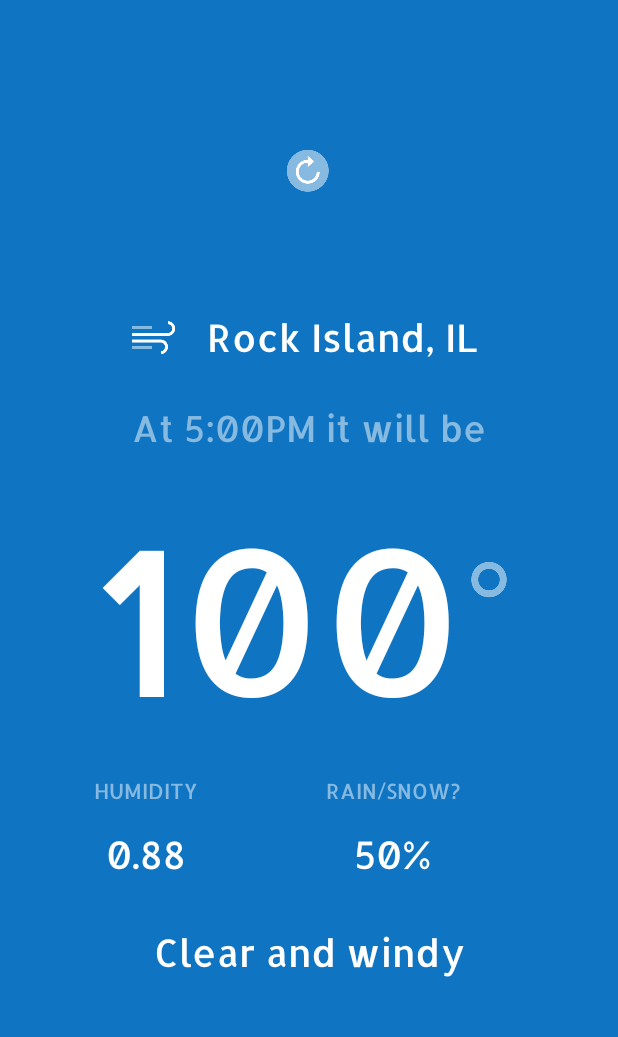
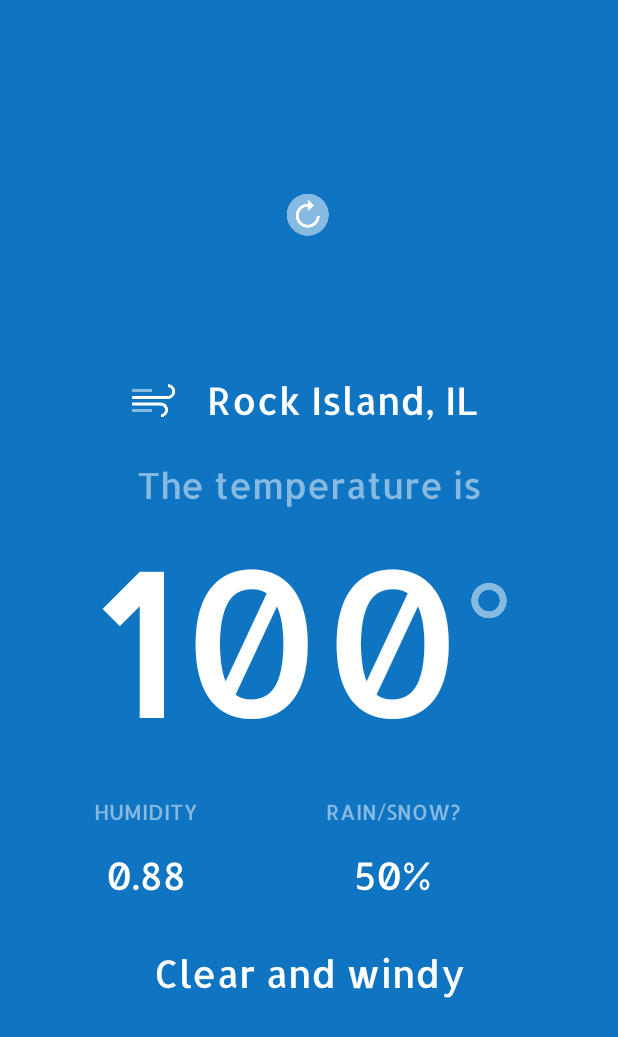
Before and after one commit to jsfarley/Forecast, an Android app: the screen it shows after launch (MainActivity), on a phone screen of 412 x 824 dp. Shown: the top 1037 px of the screen. Run offline under Robolectric (Android 15) with nearby library versions, the phone set to English and light mode, and no system bars; our stand-ins replace data binding.

Commit message:
data binding, CurrentWeather created to bind data from api to UI

```diff
--- a/app/build.gradle
+++ b/app/build.gradle
@@ -16,7 +16,11 @@ android {
             proguardFiles getDefaultProguardFile('proguard-android-optimize.txt'), 'proguard-rules.pro'
         }
     }
+    dataBinding{
+        enabled=true;
+    }
 }
+
 
 dependencies {
     implementation fileTree(dir: 'libs', include: ['*.jar'])
--- a/app/src/main/java/com/jsfarley/forecast/MainActivity.java
+++ b/app/src/main/java/com/jsfarley/forecast/MainActivity.java
@@ -1,12 +1,18 @@
 package com.jsfarley.forecast;
 
 import android.content.Context;
+import android.graphics.drawable.Drawable;
 import android.net.ConnectivityManager;
 import android.net.NetworkInfo;
 import android.support.v7.app.AppCompatActivity;
+import android.databinding.DataBindingUtil;
 import android.os.Bundle;
 import android.util.Log;
+import android.widget.ImageView;
 import android.widget.Toast;
+
+
+import com.jsfarley.forecast.databinding.ActivityMainBinding;
 
 import org.jetbrains.annotations.NotNull;
 import org.json.JSONException;
@@ -25,16 +31,27 @@ public class MainActivity extends AppCompatActivity {
 	public static final String TAG = MainActivity.class.getSimpleName();
 
 	private CurrentWeather currentWeather;
+	private ImageView iconImageView;
+	final double latitude = 41.5236;
+	final double longitude = -90.5776;
 
 	@Override
 	protected void onCreate(Bundle savedInstanceState) {
 		super.onCreate(savedInstanceState);
-		setContentView(R.layout.activity_main);
+
+		getForecast(latitude, longitude);
+	}
+
+	private void getForecast(double latitude, double longitude){
+		final ActivityMainBinding binding = DataBindingUtil.setContentView(MainActivity.this,
+				R.layout.activity_main);
 
 		String apiKey = "bf0b68ba54650be9dd914dc48c709de2";
-		double latitude = 41.5236;
-		double longitude = -90.5776;
+		//double latitude = 41.5236;
+		//double longitude = -90.5776;
 		String forecastURL = "https://api.darksky.net/forecast/"+apiKey+ "/"+latitude+","+longitude;
+
+		iconImageView = findViewById(R.id.iconImageView);
 
 		if(isNetworkAvailable()) {
 
@@ -56,6 +73,27 @@ public class MainActivity extends AppCompatActivity {
 						if (response.isSuccessful()) {
 							currentWeather = getCurrentDetails(jsonData);
 
+							final CurrentWeather displayWeather = new CurrentWeather(
+									currentWeather.getLocationValue(),
+									currentWeather.getSummary(),
+									currentWeather.getTimeZone(),
+									currentWeather.getTemperature(),
+									currentWeather.getHumidity(),
+									currentWeather.getPrecipChance(),
+									currentWeather.getIcon(),
+									currentWeather.getLowTemp(),
+									currentWeather.getApparentTemp()
+
+							);
+							binding.setWeather(displayWeather);
+							runOnUiThread(new Runnable() {
+								@Override
+								public void run() {
+									Drawable drawable = (Drawable) getResources().getDrawable(displayWeather.iconId());
+
+									iconImageView.setImageDrawable(drawable);
+								}
+							});
 						} else {
 							alertUserAboutError();
 						}
@@ -71,9 +109,28 @@ public class MainActivity extends AppCompatActivity {
 
 	private CurrentWeather getCurrentDetails(String jsonData) throws JSONException {
 		JSONObject forecast = new JSONObject(jsonData);
+
 		String timezone = forecast.getString("timezone");
 		Log.i(TAG,"From JSON: " + timezone );
-		return null;
+
+		JSONObject currently = forecast.getJSONObject("currently");
+		JSONObject hourly = forecast.getJSONObject("hourly");
+
+		//Sets objects from CurrentWeather class and JSON data
+		CurrentWeather currentWeather = new CurrentWeather();
+		currentWeather.setHumidity(currently.getDouble("humidity"));
+		currentWeather.setPrecipChance(currently.getDouble("precipProbability"));
+		currentWeather.setIcon(currently.getString("icon"));
+		//This will be updated to be based upon gps location
+		currentWeather.setLocationValue("Rock Island, IL");
+		currentWeather.setSummary(hourly.getString("summary"));
+		currentWeather.setTemperature(currently.getDouble("temperature"));
+		currentWeather.setLowTemp(currently.getDouble("dewPoint"));
+		currentWeather.setApparentTemp(currently.getDouble("apparentTemperature"));
+		currentWeather.setTimeZone(timezone);
+
+
+		return currentWeather;
 	}
 
 	//checks for network and internet availability
--- a/app/src/main/res/layout/activity_main.xml
+++ b/app/src/main/res/layout/activity_main.xml
@@ -1,17 +1,22 @@
 <?xml version="1.0" encoding="utf-8"?>
-<LinearLayout xmlns:android="http://schemas.android.com/apk/res/android"
+<layout
+	xmlns:android="http://schemas.android.com/apk/res/android"
 	xmlns:app="http://schemas.android.com/apk/res-auto"
-	xmlns:tools="http://schemas.android.com/tools"
+	xmlns:tools="http://schemas.android.com/tools">
+
+	<data>
+		<variable
+			name= "weather"
+			type="com.jsfarley.forecast.CurrentWeather"/>
+	</data>
+
+<android.support.constraint.ConstraintLayout
+	tools:context=".MainActivity"
+	android:background="@color/Weather"
 	android:id="@+id/linearLayout"
 	android:layout_width="match_parent"
-	android:layout_height="match_parent">
-
-	<android.support.constraint.ConstraintLayout
-		android:layout_width="match_parent"
-		android:layout_height="match_parent"
-		android:background="@color/Weather"
-		tools:context=".MainActivity">
-
+	android:layout_height="match_parent"
+	android:orientation='vertical'>
 
 		<TextView
 			android:id="@+id/defaultTemp"
@@ -25,22 +30,22 @@
 			android:textSize="135sp"
 			app:layout_constraintBottom_toBottomOf="parent"
 			app:layout_constraintEnd_toEndOf="parent"
-			app:layout_constraintHorizontal_bias="0.447"
+			app:layout_constraintHorizontal_bias="0.448"
 			app:layout_constraintStart_toStartOf="parent"
 			app:layout_constraintTop_toTopOf="parent"
-			app:layout_constraintVertical_bias="0.499" />
+			app:layout_constraintVertical_bias="0.521" />
 
 		<TextView
-			android:id="@+id/timeValue"
+			android:id="@+id/tempTitle"
 			android:layout_width="wrap_content"
 			android:layout_height="wrap_content"
-			android:layout_marginBottom="24dp"
 			android:fontFamily="@font/allerta"
-			android:text="At 5:00PM it will be"
+			android:text="The temperature is"
 			android:textColor="@color/half_white"
 			android:textSize="24sp"
 			app:layout_constraintBottom_toTopOf="@+id/defaultTemp"
 			app:layout_constraintEnd_toEndOf="parent"
+			app:layout_constraintHorizontal_bias="0.5"
 			app:layout_constraintStart_toStartOf="parent" />
 
 		<TextView
@@ -49,12 +54,12 @@
 			android:layout_height="wrap_content"
 			android:layout_marginStart="40dp"
 			android:layout_marginLeft="40dp"
-			android:layout_marginBottom="28dp"
+			android:layout_marginBottom="24dp"
 			android:fontFamily="@font/allerta"
 			android:text="Rock Island, IL"
 			android:textColor="#ffff"
 			android:textSize="25sp"
-			app:layout_constraintBottom_toTopOf="@+id/timeValue"
+			app:layout_constraintBottom_toTopOf="@+id/tempTitle"
 			app:layout_constraintEnd_toEndOf="parent"
 			app:layout_constraintHorizontal_bias="0.513"
 			app:layout_constraintStart_toStartOf="parent" />
@@ -71,7 +76,7 @@
 			app:srcCompat="@drawable/degree" />
 
 		<ImageView
-			android:id="@+id/imageView2"
+			android:id="@+id/iconImageView"
 			android:layout_width="wrap_content"
 			android:layout_height="wrap_content"
 			android:layout_marginEnd="20dp"
@@ -81,11 +86,11 @@
 			app:srcCompat="@drawable/wind" />
 
 		<ImageView
-			android:id="@+id/imageView3"
+			android:id="@+id/refreshIcon"
 			android:layout_width="wrap_content"
 			android:layout_height="wrap_content"
 			android:layout_marginTop="60dp"
-			android:layout_marginBottom="40dp"
+			android:layout_marginBottom="24dp"
 			app:layout_constraintBottom_toTopOf="@+id/locationValue"
 			app:layout_constraintEnd_toEndOf="parent"
 			app:layout_constraintHorizontal_bias="0.498"
@@ -198,7 +203,5 @@
 			android:orientation="vertical"
 			app:layout_constraintGuide_begin="59dp" />
 
-
-	</android.support.constraint.ConstraintLayout>
-
-</LinearLayout>
+</android.support.constraint.ConstraintLayout>
+</layout>
```
Also changed, not shown: app/src/main/AndroidManifest.xml (+4 -3 lines), app/src/main/java/com/jsfarley/forecast/CurrentWeather.java (+90 -6 lines).
